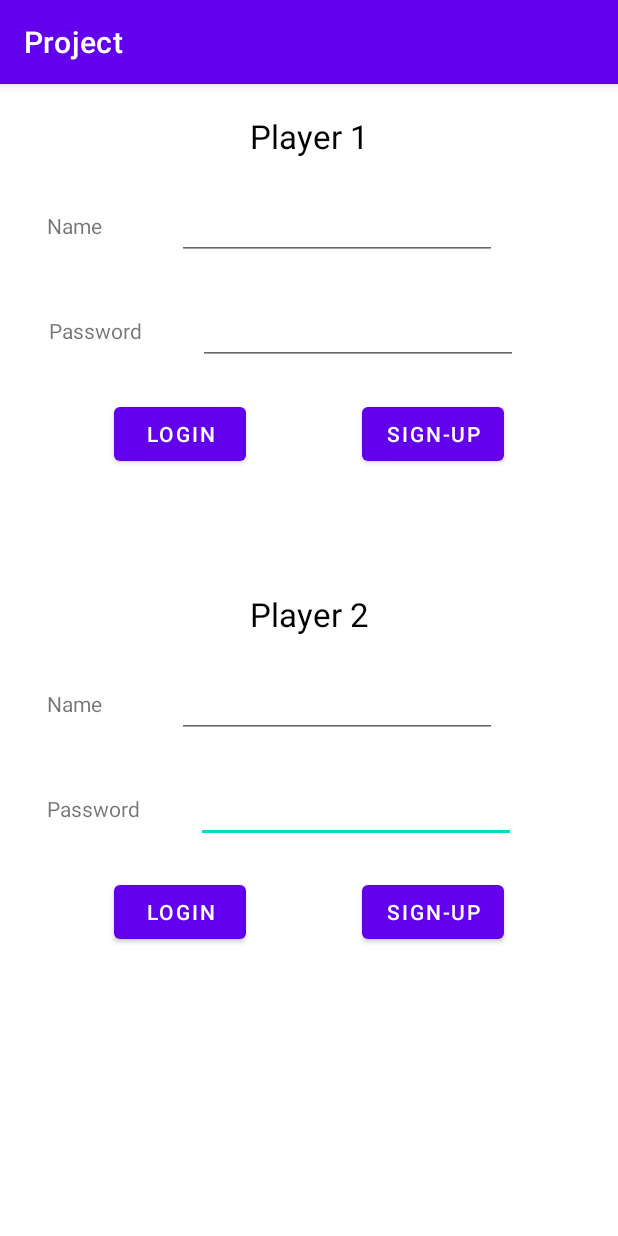
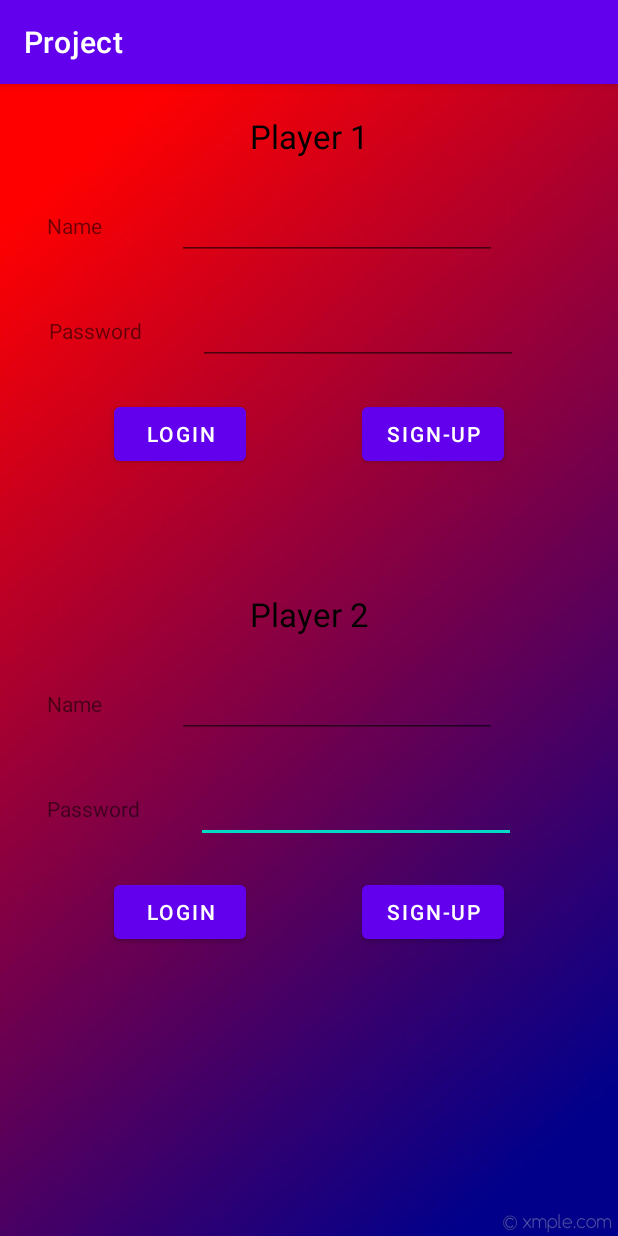
Before and after one commit to SMahdiFaghih/MobileGroup, an Android app: the screen it shows after launch (MainActivity), on a phone screen of 412 x 824 dp. Run offline under Robolectric (Android 15) with nearby library versions, the phone set to English and light mode, and no system bars.

Commit message:
added background image for login

```diff
--- a/Project/app/src/main/res/layout/fragment_login.xml
+++ b/Project/app/src/main/res/layout/fragment_login.xml
@@ -5,6 +5,14 @@
     android:layout_width="match_parent"
     android:layout_height="match_parent"
     tools:context=".LoginFragment">
+
+    <ImageView
+        android:layout_width="match_parent"
+        android:layout_height="match_parent"
+        android:src="@drawable/login_background_image"
+        android:scaleType="fitXY">
+
+    </ImageView>
 
     <TextView
         android:id="@+id/textView"
```
Also changed, not shown: Project/app/src/main/res/drawable/login_background_image.jpg (added).
